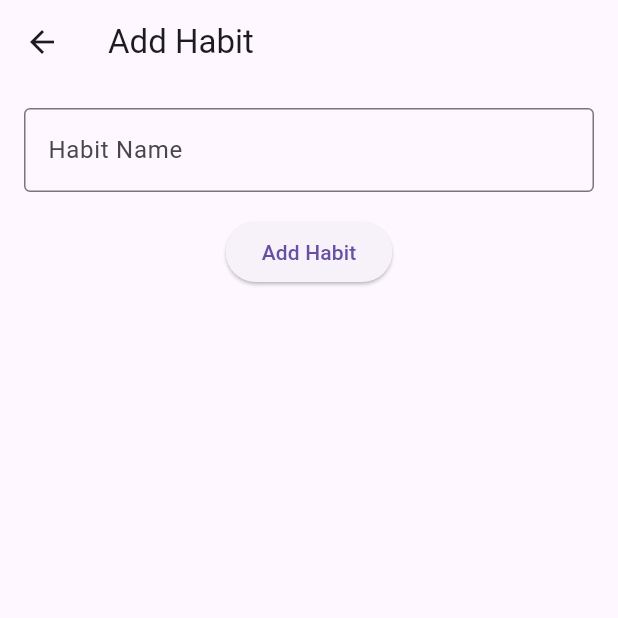
After one commit to trismagp/habits_tracker, a Flutter app: the screen it shows after launch, after a tap on the "add" icon, on a phone screen of 412 x 824 dp, the top half of it. The commit adds this screen. Run offline on Flutter 3.47's test engine with Material 3 defaults, Android fonts, the light colour scheme and no system bars.

Commit message:
Add Dynamic Habit Creation

```diff
--- a/lib/main.dart
+++ b/lib/main.dart
@@ -1,5 +1,6 @@
 import 'package:flutter/material.dart';
 import 'models/habit.dart';
+import 'screens/add_habit_screen.dart';
 
 void main() {
   runApp(const HabitTrackerApp());
@@ -13,19 +14,30 @@ class HabitTrackerApp extends StatelessWidget {
     return MaterialApp(
       title: 'Habit Tracker',
       theme: ThemeData(primarySwatch: Colors.blue),
-      home: HomeScreen(),
+      home: const HomeScreen(),
     );
   }
 }
 
-class HomeScreen extends StatelessWidget {
-  HomeScreen({super.key});
+class HomeScreen extends StatefulWidget {
+  const HomeScreen({super.key});
 
-  // Hardcoded list of habits for testing
-  final List<Habit> habits = [
+  @override
+  _HomeScreenState createState() => _HomeScreenState();
+}
+
+class _HomeScreenState extends State<HomeScreen> {
+  // Dynamic list, starting with Step 2’s static data
+  List<Habit> habits = [
     Habit(name: 'Drink Water', streak: 3),
     Habit(name: 'Exercise', streak: 1),
   ];
+
+  void _addHabit(Habit newHabit) {
+    setState(() {
+      habits.add(newHabit);
+    });
+  }
 
   @override
   Widget build(BuildContext context) {
@@ -44,6 +56,17 @@ class HomeScreen extends StatelessWidget {
                   );
                 },
               ),
+      floatingActionButton: FloatingActionButton(
+        onPressed: () {
+          Navigator.push(
+            context,
+            MaterialPageRoute(
+              builder: (context) => AddHabitScreen(onHabitAdded: _addHabit),
+            ),
+          );
+        },
+        child: const Icon(Icons.add),
+      ),
     );
   }
 }
--- /dev/null
+++ b/lib/screens/add_habit_screen.dart
@@ -0,0 +1,54 @@
+import 'package:flutter/material.dart';
+import '../models/habit.dart';
+
+class AddHabitScreen extends StatefulWidget {
+  final Function(Habit) onHabitAdded;
+
+  const AddHabitScreen({super.key, required this.onHabitAdded});
+
+  @override
+  _AddHabitScreenState createState() => _AddHabitScreenState();
+}
+
+class _AddHabitScreenState extends State<AddHabitScreen> {
+  final _controller = TextEditingController();
+
+  @override
+  void dispose() {
+    _controller.dispose();
+    super.dispose();
+  }
+
+  void _submit() {
+    final name = _controller.text.trim();
+    if (name.isNotEmpty) {
+      final newHabit = Habit(name: name);
+      widget.onHabitAdded(newHabit);
+      Navigator.pop(context);
+    }
+  }
+
+  @override
+  Widget build(BuildContext context) {
+    return Scaffold(
+      appBar: AppBar(title: const Text('Add Habit')),
+      body: Padding(
+        padding: const EdgeInsets.all(16.0),
+        child: Column(
+          children: [
+            TextField(
+              controller: _controller,
+              decoration: const InputDecoration(
+                labelText: 'Habit Name',
+                border: OutlineInputBorder(),
+              ),
+              onSubmitted: (_) => _submit(),
+            ),
+            const SizedBox(height: 16),
+            ElevatedButton(onPressed: _submit, child: const Text('Add Habit')),
+          ],
+        ),
+      ),
+    );
+  }
+}
```
